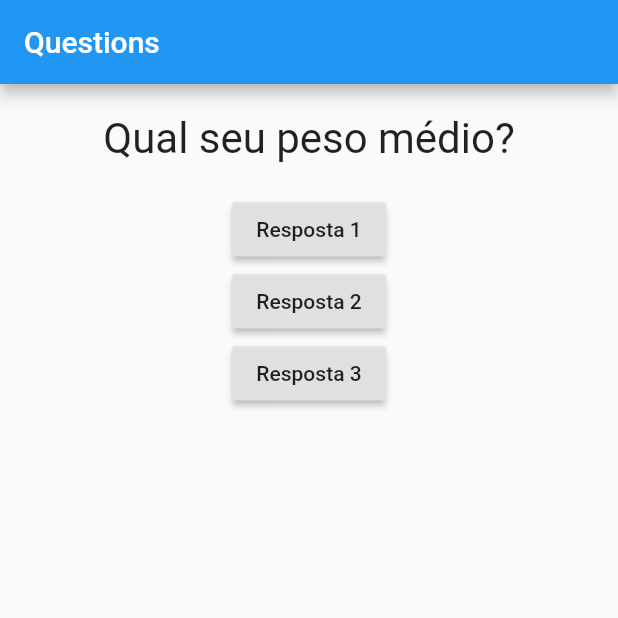
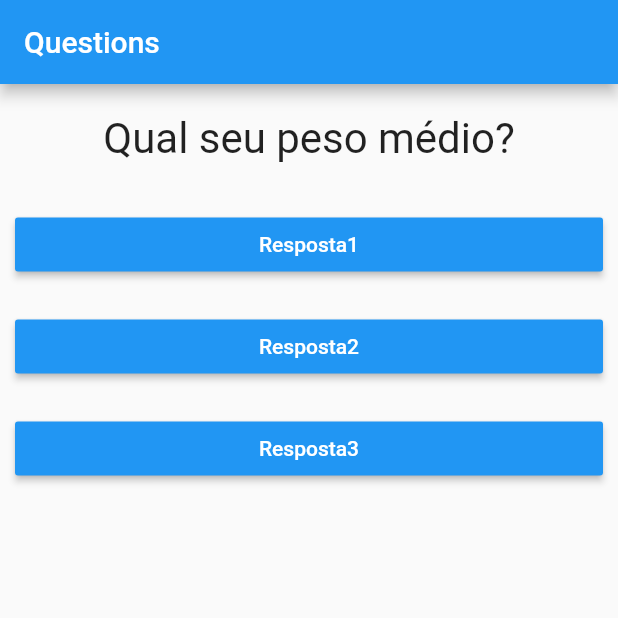
Before and after one commit to DhBarboza/Flutter, a Flutter app: the screen it shows after launch, on a phone screen of 412 x 824 dp, the top half of it. Run offline on Flutter 3.47's test engine with Material 2 defaults, Android fonts, the phone set to English and light mode, and no system bars.

Commit message:
Import container

```diff
--- a/quiz_app/lib/main.dart
+++ b/quiz_app/lib/main.dart
@@ -1,6 +1,7 @@
 import 'package:flutter/material.dart';
 import 'package:flutter/widgets.dart';
 import './question.dart';
+import './answer.dart';
 
 main() => runApp(Questions());
 
@@ -13,7 +14,6 @@ class _QuestionState extends State<Questions> {
     setState(() {
       _questionsSelected++;
     });
-    print(_questionsSelected);
   }
 
   @override
@@ -32,18 +32,11 @@ class _QuestionState extends State<Questions> {
         body: Column(
           children: [
             Question(questions[_questionsSelected]),
-            RaisedButton(
-              child: Text('Resposta 1'),
-              onPressed: _answer,
-            ),
-            RaisedButton(
-              child: Text('Resposta 2'),
-              onPressed: _answer,
-            ),
-            RaisedButton(
-              child: Text('Resposta 3'),
-              onPressed: _answer,
-            ),
+
+            // Passando a função como parâmetro para a resposta:
+            Answer('Resposta1', _answer),
+            Answer('Resposta2', _answer),
+            Answer('Resposta3', _answer),
           ],
         ),
       ),
```
